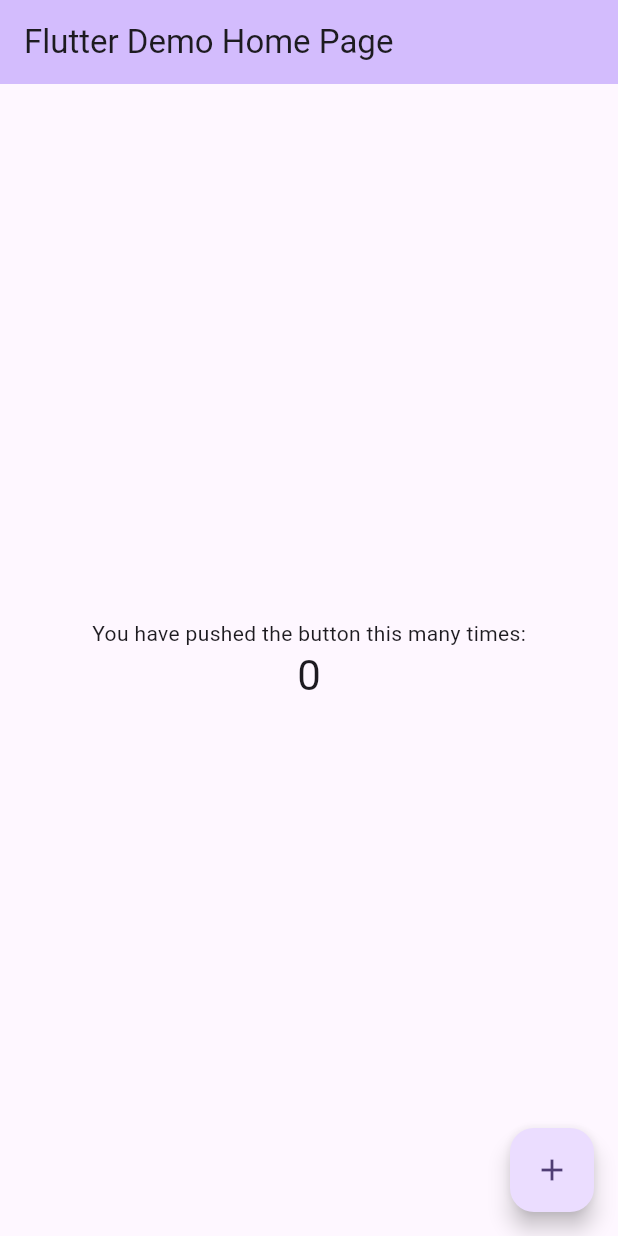
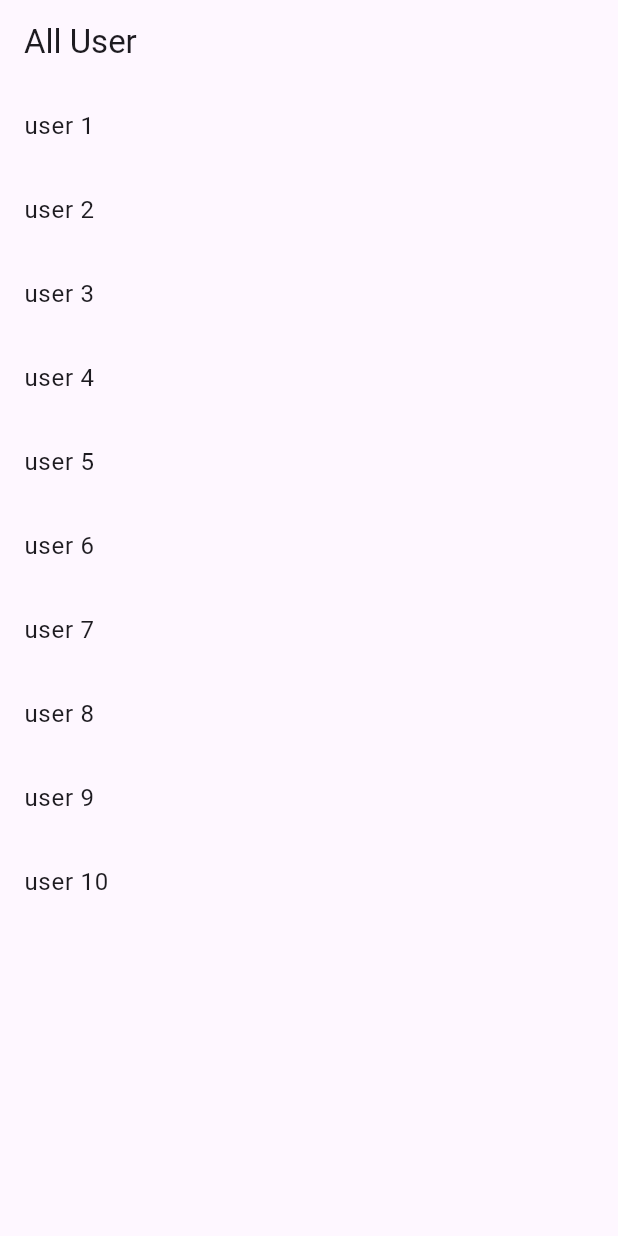
Before and after one commit to nenz24/latian-fca, a Flutter app: the screen it shows after launch, on a phone screen of 412 x 824 dp. Run offline on Flutter 3.47's test engine with Material 3 defaults, Android fonts, the phone set to English and light mode, and no system bars; our stand-ins replace bloc, connectivity_plus, dartz, equatable, go_router, hive; accounts and stored records are empty.

Commit message:
updating presentation layer

```diff
--- /dev/null
+++ b/lib/features/profile/presentation/pages/all_user_page.dart
@@ -0,0 +1,26 @@
+import 'package:flutter/material.dart';
+import 'package:go_router/go_router.dart';
+
+class AllUserPage extends StatelessWidget {
+  const AllUserPage({super.key});
+
+  @override
+  Widget build(BuildContext context) {
+    return Scaffold(
+      appBar: AppBar(
+        title: Text('All User'),
+      ),
+      body: ListView.builder(
+        itemCount: 10,
+        itemBuilder: (context, index) {
+          return ListTile(
+            onTap: () {
+              context.pushNamed('detail_user', extra: index + 1);
+            },
+            title: Text('user ${index + 1}'),
+          );
+        },
+      ),
+    );
+  }
+}
--- a/lib/main.dart
+++ b/lib/main.dart
@@ -1,125 +1,15 @@
 import 'package:flutter/material.dart';
+import 'package:water_tracker/core/error/routes/my_router.dart';
 
-void main() {
-  runApp(const MyApp());
-}
+void main() => runApp(MyApp());
 
 class MyApp extends StatelessWidget {
   const MyApp({super.key});
 
-  // This widget is the root of your application.
   @override
   Widget build(BuildContext context) {
-    return MaterialApp(
-      title: 'Flutter Demo',
-      theme: ThemeData(
-        // This is the theme of your application.
-        //
-        // TRY THIS: Try running your application with "flutter run". You'll see
-        // the application has a purple toolbar. Then, without quitting the app,
-        // try changing the seedColor in the colorScheme below to Colors.green
-        // and then invoke "hot reload" (save your changes or press the "hot
-        // reload" button in a Flutter-supported IDE, or press "r" if you used
-        // the command line to start the app).
-        //
-        // Notice that the counter didn't reset back to zero; the application
-        // state is not lost during the reload. To reset the state, use hot
-        // restart instead.
-        //
-        // This works for code too, not just values: Most code changes can be
-        // tested with just a hot reload.
-        colorScheme: ColorScheme.fromSeed(seedColor: Colors.deepPurple),
-        useMaterial3: true,
-      ),
-      home: const MyHomePage(title: 'Flutter Demo Home Page'),
+    return MaterialApp.router(
+      routerConfig: MyRouter().router, //go-router
     );
   }
 }
-
-class MyHomePage extends StatefulWidget {
-  const MyHomePage({super.key, required this.title});
-
-  // This widget is the home page of your application. It is stateful, meaning
-  // that it has a State object (defined below) that contains fields that affect
-  // how it looks.
-
-  // This class is the configuration for the state. It holds the values (in this
-  // case the title) provided by the parent (in this case the App widget) and
-  // used by the build method of the State. Fields in a Widget subclass are
-  // always marked "final".
-
-  final String title;
-
-  @override
-  State<MyHomePage> createState() => _MyHomePageState();
-}
-
-class _MyHomePageState extends State<MyHomePage> {
-  int _counter = 0;
-
-  void _incrementCounter() {
-    setState(() {
-      // This call to setState tells the Flutter framework that something has
-      // changed in this State, which causes it to rerun the build method below
-      // so that the display can reflect the updated values. If we changed
-      // _counter without calling setState(), then the build method would not be
-      // called again, and so nothing would appear to happen.
-      _counter++;
-    });
-  }
-
-  @override
-  Widget build(BuildContext context) {
-    // This method is rerun every time setState is called, for instance as done
-    // by the _incrementCounter method above.
-    //
-    // The Flutter framework has been optimized to make rerunning build methods
-    // fast, so that you can just rebuild anything that needs updating rather
-    // than having to individually change instances of widgets.
-    return Scaffold(
-      appBar: AppBar(
-        // TRY THIS: Try changing the color here to a specific color (to
-        // Colors.amber, perhaps?) and trigger a hot reload to see the AppBar
-        // change color while the other colors stay the same.
-        backgroundColor: Theme.of(context).colorScheme.inversePrimary,
-        // Here we take the value from the MyHomePage object that was created by
-        // the App.build method, and use it to set our appbar title.
-        title: Text(widget.title),
-      ),
-      body: Center(
-        // Center is a layout widget. It takes a single child and positions it
-        // in the middle of the parent.
-        child: Column(
-          // Column is also a layout widget. It takes a list of children and
-          // arranges them vertically. By default, it sizes itself to fit its
-          // children horizontally, and tries to be as tall as its parent.
-          //
-          // Column has various properties to control how it sizes itself and
-          // how it positions its children. Here we use mainAxisAlignment to
-          // center the children vertically; the main axis here is the vertical
-          // axis because Columns are vertical (the cross axis would be
-          // horizontal).
-          //
-          // TRY THIS: Invoke "debug painting" (choose the "Toggle Debug Paint"
-          // action in the IDE, or press "p" in the console), to see the
-          // wireframe for each widget.
-          mainAxisAlignment: MainAxisAlignment.center,
-          children: <Widget>[
-            const Text(
-              'You have pushed the button this many times:',
-            ),
-            Text(
-              '$_counter',
-              style: Theme.of(context).textTheme.headlineMedium,
-            ),
-          ],
-        ),
-      ),
-      floatingActionButton: FloatingActionButton(
-        onPressed: _incrementCounter,
-        tooltip: 'Increment',
-        child: const Icon(Icons.add),
-      ), // This trailing comma makes auto-formatting nicer for build methods.
-    );
-  }
-}
--- a/pubspec.yaml
+++ b/pubspec.yaml
@@ -38,6 +38,7 @@ dependencies:
   flutter:
     sdk: flutter
   flutter_bloc: ^9.0.0
+  go_router: ^14.6.3
   hive: ^2.2.3
   http: ^1.2.2
   intl: ^0.20.1
```
Also changed, not shown: lib/features/profile/presentation/pages/detail_user.dart (added, +33 -0 lines), pubspec.lock, 2 other files.
